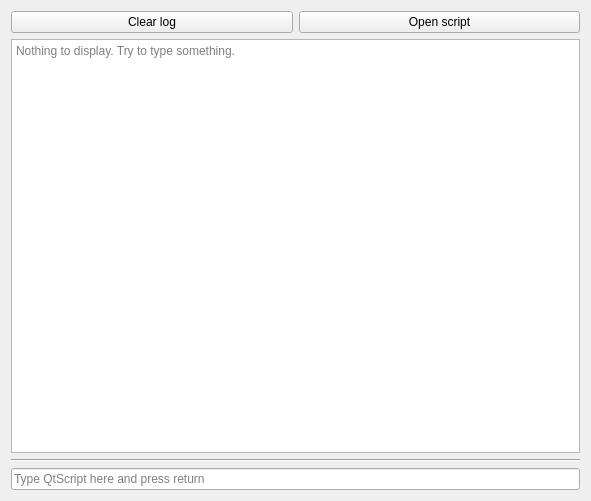
Old version of the form inspector/coffeescriptterminal.ui in the repository hbirchtree/coffeecutie.
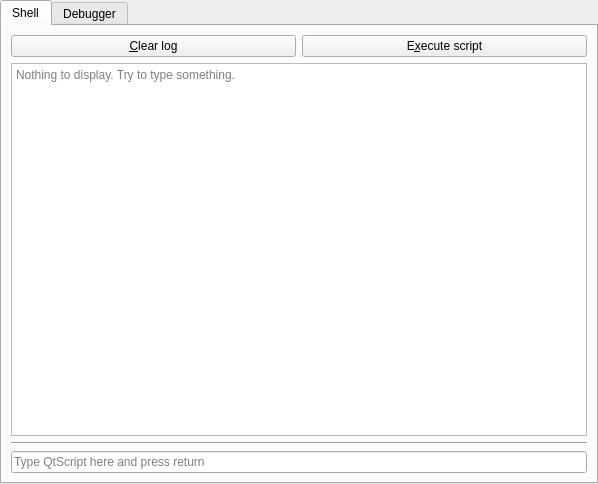
New version of the form.

Commit message: - Tons of changes for scripting  - CoffeeObject is a QObject again  - Now using QScriptEngineAgent, will use it for preprocessing and catching exceptions for a script debugger

What changed in the file:
```diff
--- a/inspector/coffeescriptterminal.ui
+++ b/inspector/coffeescriptterminal.ui
@@ -6,38 +6,29 @@
    <rect>
     <x>0</x>
     <y>0</y>
-    <width>591</width>
-    <height>501</height>
+    <width>598</width>
+    <height>484</height>
    </rect>
   </property>
   <property name="windowTitle">
    <string>Script shell</string>
   </property>
   <layout class="QGridLayout" name="gridLayout">
-   <item row="3" column="0">
-    <widget class="Line" name="line">
-     <property name="orientation">
-      <enum>Qt::Horizontal</enum>
-     </property>
-    </widget>
-   </item>
-   <item row="2" column="0">
-    <widget class="QTextEdit" name="scriptLog">
-     <property name="placeholderText">
-      <string>Nothing to display. Try to type something.</string>
-     </property>
-    </widget>
-   </item>
-   <item row="5" column="0">
-    <widget class="QLineEdit" name="scriptInput">
-     <property name="placeholderText">
-      <string>Type QtScript here and press return</string>
-     </property>
-     <property name="clearButtonEnabled">
-      <bool>true</bool>
-     </property>
-    </widget>
-   </item>
+   <property name="leftMargin">
+    <number>0</number>
+   </property>
+   <property name="topMargin">
+    <number>0</number>
+   </property>
+   <property name="rightMargin">
+    <number>0</number>
+   </property>
+   <property name="bottomMargin">
+    <number>0</number>
+   </property>
+   <property name="spacing">
+    <number>0</number>
+   </property>
    <item row="1" column="0">
     <widget class="QFrame" name="frame">
      <property name="frameShape">
@@ -59,21 +50,67 @@
       <property name="bottomMargin">
        <number>0</number>
       </property>
+     </layout>
+    </widget>
+   </item>
+   <item row="0" column="0">
+    <widget class="QTabWidget" name="tabWidget">
+     <property name="currentIndex">
+      <number>0</number>
+     </property>
+     <widget class="QWidget" name="tab">
+      <attribute name="title">
+       <string>Shell</string>
+      </attribute>
+      <layout class="QGridLayout" name="gridLayout_3">
       <item row="0" column="0">
        <widget class="QPushButton" name="pushButton">
         <property name="text">
-         <string>Clear log</string>
+          <string>&amp;Clear log</string>
         </property>
        </widget>
       </item>
       <item row="0" column="1">
        <widget class="QPushButton" name="pushButton_2">
         <property name="text">
-         <string>Open script</string>
+          <string>E&amp;xecute script</string>
+         </property>
+        </widget>
+       </item>
+       <item row="1" column="0" colspan="2">
+        <widget class="QTextEdit" name="scriptLog">
+         <property name="textInteractionFlags">
+          <set>Qt::LinksAccessibleByMouse|Qt::TextSelectableByKeyboard|Qt::TextSelectableByMouse</set>
+         </property>
+         <property name="placeholderText">
+          <string>Nothing to display. Try to type something.</string>
+         </property>
+        </widget>
+       </item>
+       <item row="2" column="0" colspan="2">
+        <widget class="Line" name="line">
+         <property name="orientation">
+          <enum>Qt::Horizontal</enum>
+         </property>
+        </widget>
+       </item>
+       <item row="3" column="0" colspan="2">
+        <widget class="QLineEdit" name="scriptInput">
+         <property name="placeholderText">
+          <string>Type QtScript here and press return</string>
+         </property>
+         <property name="clearButtonEnabled">
+          <bool>true</bool>
         </property>
        </widget>
       </item>
      </layout>
+     </widget>
+     <widget class="QWidget" name="tab_2">
+      <attribute name="title">
+       <string>Debugger</string>
+      </attribute>
+     </widget>
     </widget>
    </item>
   </layout>
```
Lines whose indentation alone changed are shown as unchanged. The commit also changes 65 other files.
